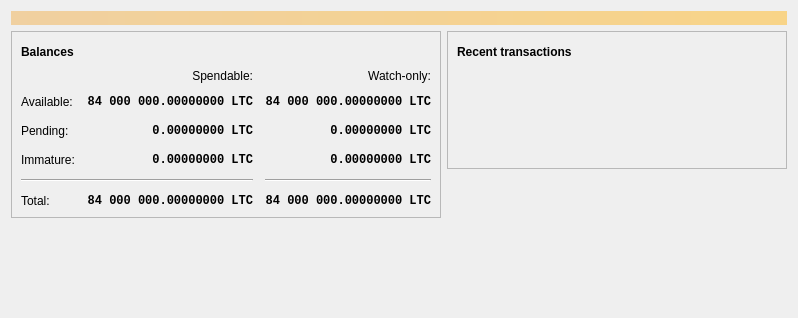
This is src/qt/forms/overviewpage.ui in minblock/picscoin as Qt 5 draws it before an edit. The edited form follows.
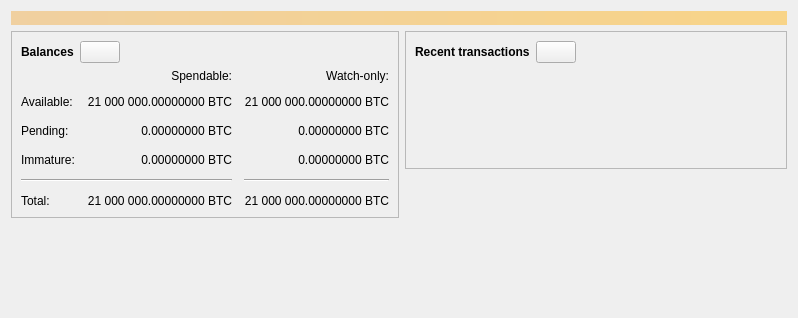
This is the edited form. Icons and pictures are not drawn. Custom widgets are drawn as their Qt base class.

Diff of the .ui file:
```diff
--- a/src/qt/forms/overviewpage.ui
+++ b/src/qt/forms/overviewpage.ui
@@ -68,7 +68,7 @@
               </property>
               <property name="maximumSize">
                <size>
-                <width>30</width>
+                <width>45</width>
                 <height>16777215</height>
                </size>
               </property>
@@ -89,9 +89,6 @@
                 <height>24</height>
                </size>
               </property>
-              <property name="flat">
-               <bool>true</bool>
-              </property>
              </widget>
             </item>
             <item>
@@ -116,13 +113,6 @@
             </property>
             <item row="2" column="2">
              <widget class="QLabel" name="labelWatchPending">
-              <property name="font">
-               <font>
-                <family>Monospace</family>
-                <weight>75</weight>
-                <bold>true</bold>
-               </font>
-              </property>
               <property name="cursor">
                <cursorShape>IBeamCursor</cursorShape>
               </property>
@@ -130,7 +120,7 @@
                <string>Unconfirmed transactions to watch-only addresses</string>
               </property>
               <property name="text">
-               <string notr="true">0.00000000 LTC</string>
+               <string notr="true">0.00000000 BTC</string>
               </property>
               <property name="alignment">
                <set>Qt::AlignRight|Qt::AlignTrailing|Qt::AlignVCenter</set>
@@ -142,13 +132,6 @@
             </item>
             <item row="2" column="1">
              <widget class="QLabel" name="labelUnconfirmed">
-              <property name="font">
-               <font>
-                <family>Monospace</family>
-                <weight>75</weight>
-                <bold>true</bold>
-               </font>
-              </property>
               <property name="cursor">
                <cursorShape>IBeamCursor</cursorShape>
               </property>
@@ -156,7 +139,7 @@
                <string>Total of transactions that have yet to be confirmed, and do not yet count toward the spendable balance</string>
               </property>
               <property name="text">
-               <string notr="true">0.00000000 LTC</string>
+               <string notr="true">0.00000000 BTC</string>
               </property>
               <property name="alignment">
                <set>Qt::AlignRight|Qt::AlignTrailing|Qt::AlignVCenter</set>
@@ -168,13 +151,6 @@
             </item>
             <item row="3" column="2">
              <widget class="QLabel" name="labelWatchImmature">
-              <property name="font">
-               <font>
-                <family>Monospace</family>
-                <weight>75</weight>
-                <bold>true</bold>
-               </font>
-              </property>
               <property name="cursor">
                <cursorShape>IBeamCursor</cursorShape>
               </property>
@@ -182,7 +158,7 @@
                <string>Mined balance in watch-only addresses that has not yet matured</string>
               </property>
               <property name="text">
-               <string notr="true">0.00000000 LTC</string>
+               <string notr="true">0.00000000 BTC</string>
               </property>
               <property name="alignment">
                <set>Qt::AlignRight|Qt::AlignTrailing|Qt::AlignVCenter</set>
@@ -227,13 +203,6 @@
             </item>
             <item row="3" column="1">
              <widget class="QLabel" name="labelImmature">
-              <property name="font">
-               <font>
-                <family>Monospace</family>
-                <weight>75</weight>
-                <bold>true</bold>
-               </font>
-              </property>
               <property name="cursor">
                <cursorShape>IBeamCursor</cursorShape>
               </property>
@@ -241,7 +210,7 @@
                <string>Mined balance that has not yet matured</string>
               </property>
               <property name="text">
-               <string notr="true">0.00000000 LTC</string>
+               <string notr="true">0.00000000 BTC</string>
               </property>
               <property name="alignment">
                <set>Qt::AlignRight|Qt::AlignTrailing|Qt::AlignVCenter</set>
@@ -273,13 +242,6 @@
             </item>
             <item row="5" column="1">
              <widget class="QLabel" name="labelTotal">
-              <property name="font">
-               <font>
-                <family>Monospace</family>
-                <weight>75</weight>
-                <bold>true</bold>
-               </font>
-              </property>
               <property name="cursor">
                <cursorShape>IBeamCursor</cursorShape>
               </property>
@@ -287,7 +249,7 @@
                <string>Your current total balance</string>
               </property>
               <property name="text">
-               <string notr="true">84 000 000.00000000 LTC</string>
+               <string notr="true">21 000 000.00000000 BTC</string>
               </property>
               <property name="alignment">
                <set>Qt::AlignRight|Qt::AlignTrailing|Qt::AlignVCenter</set>
@@ -299,13 +261,6 @@
             </item>
             <item row="5" column="2">
              <widget class="QLabel" name="labelWatchTotal">
-              <property name="font">
-               <font>
-                <family>Monospace</family>
-                <weight>75</weight>
-                <bold>true</bold>
-               </font>
-              </property>
               <property name="cursor">
                <cursorShape>IBeamCursor</cursorShape>
               </property>
@@ -313,7 +268,7 @@
                <string>Current total balance in watch-only addresses</string>
               </property>
               <property name="text">
-               <string notr="true">84 000 000.00000000 LTC</string>
+               <string notr="true">21 000 000.00000000 BTC</string>
               </property>
               <property name="alignment">
                <set>Qt::AlignRight|Qt::AlignTrailing|Qt::AlignVCenter</set>
@@ -342,13 +297,6 @@
             </item>
             <item row="1" column="1">
              <widget class="QLabel" name="labelBalance">
-              <property name="font">
-               <font>
-                <family>Monospace</family>
-                <weight>75</weight>
-                <bold>true</bold>
-               </font>
-              </property>
               <property name="cursor">
                <cursorShape>IBeamCursor</cursorShape>
               </property>
@@ -356,7 +304,7 @@
                <string>Your current spendable balance</string>
               </property>
               <property name="text">
-               <string notr="true">84 000 000.00000000 LTC</string>
+               <string notr="true">21 000 000.00000000 BTC</string>
               </property>
               <property name="alignment">
                <set>Qt::AlignRight|Qt::AlignTrailing|Qt::AlignVCenter</set>
@@ -368,13 +316,6 @@
             </item>
             <item row="1" column="2">
              <widget class="QLabel" name="labelWatchAvailable">
-              <property name="font">
-               <font>
-                <family>Monospace</family>
-                <weight>75</weight>
-                <bold>true</bold>
-               </font>
-              </property>
               <property name="cursor">
                <cursorShape>IBeamCursor</cursorShape>
               </property>
@@ -382,7 +323,7 @@
                <string>Your current balance in watch-only addresses</string>
               </property>
               <property name="text">
-               <string notr="true">84 000 000.00000000 LTC</string>
+               <string notr="true">21 000 000.00000000 BTC</string>
               </property>
               <property name="alignment">
                <set>Qt::AlignRight|Qt::AlignTrailing|Qt::AlignVCenter</set>
@@ -462,7 +403,7 @@
               </property>
               <property name="maximumSize">
                <size>
-                <width>30</width>
+                <width>45</width>
                 <height>16777215</height>
                </size>
               </property>
@@ -483,9 +424,6 @@
                 <height>24</height>
                </size>
               </property>
-              <property name="flat">
-               <bool>true</bool>
-              </property>
              </widget>
             </item>
             <item>
```
Left out of the diff: 4 changed lines with no effect on the pictures.
